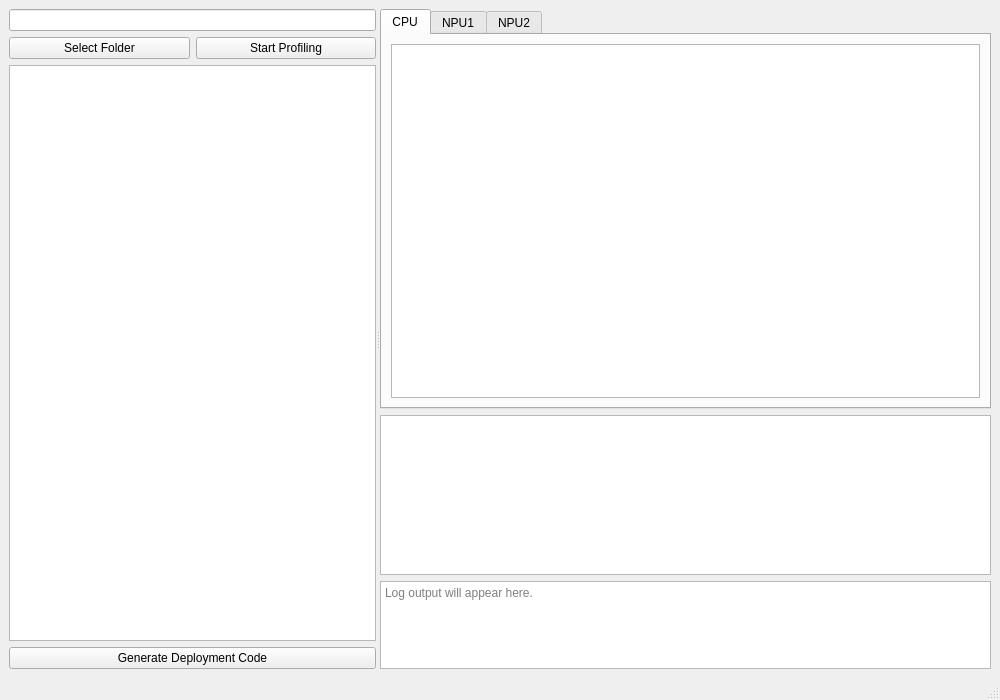
First picture: the form in onnx_profiler_display_modify.ui, repository misunyu/multimodel-scheduling, before the edit.
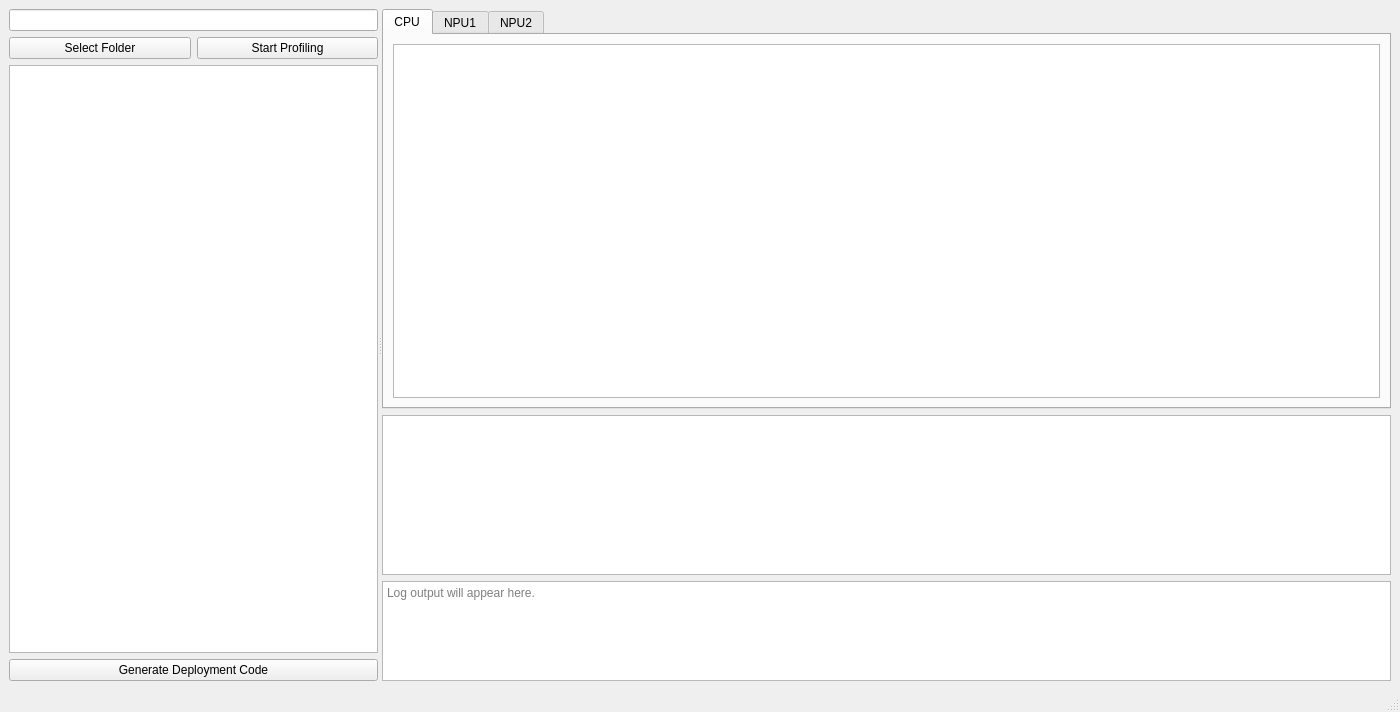
Second picture: the form after the edit.

Commit message: Improve ONNX Profiler: update `.ui` layout, enhance multi-model profiling tables with new columns, refine CPU/NPU profiling logic, and adjust GUI components for better usability

```diff
--- a/onnx_profiler_display_modify.ui
+++ b/onnx_profiler_display_modify.ui
@@ -3,7 +3,7 @@
  <class>ONNXProfiler</class>
  <widget class="QMainWindow" name="ONNXProfiler">
   <property name="geometry">
-   <rect><x>0</x><y>0</y><width>1000</width><height>700</height></rect>
+   <rect><x>0</x><y>0</y><width>1400</width><height>700</height></rect>
   </property>
   <property name="windowTitle">
    <string>MPOpt: Optimized Multi-Model Deployment</string>
@@ -38,7 +38,7 @@
         <item>
          <widget class="QTreeView" name="model_tree_view">
           <property name="minimumSize">
-           <size><width>300</width><height>300</height></size>
+           <size><width>200</width><height>300</height></size>
           </property>
          </widget>
         </item>
@@ -66,7 +66,19 @@
           <widget class="QWidget" name="cpu_tab">
            <attribute name="title"><string>CPU</string></attribute>
            <layout class="QVBoxLayout" name="cpu_layout">
-            <item><widget class="QTableWidget" name="cpu_table"/></item>
+            <item>
+             <widget class="QTableWidget" name="cpu_table">
+              <property name="horizontalScrollMode">
+               <enum>QAbstractItemView::ScrollPerPixel</enum>
+              </property>
+              <property name="verticalScrollMode">
+               <enum>QAbstractItemView::ScrollPerPixel</enum>
+              </property>
+              <property name="sizeAdjustPolicy">
+               <enum>QAbstractScrollArea::AdjustToContents</enum>
+              </property>
+             </widget>
+            </item>
            </layout>
           </widget>
 
@@ -90,7 +102,7 @@
         <item>
          <widget class="QTableWidget" name="total_table">
           <property name="minimumSize">
-           <size><width>500</width><height>160</height></size>
+           <size><width>700</width><height>160</height></size>
           </property>
           <property name="sizePolicy">
            <sizepolicy hsizetype="Expanding" vsizetype="Expanding">
@@ -104,6 +116,9 @@
         <!-- Log Output -->
         <item>
          <widget class="QPlainTextEdit" name="log_output">
+          <property name="minimumSize">
+           <size><width>500</width><height>100</height></size>
+          </property>
           <property name="readOnly"><bool>true</bool></property>
           <property name="placeholderText"><string>Log output will appear here.</string></property>
          </widget>
```
Left out of the diff: 4 changed lines with no effect on the pictures. The commit also changes 1 other file.
